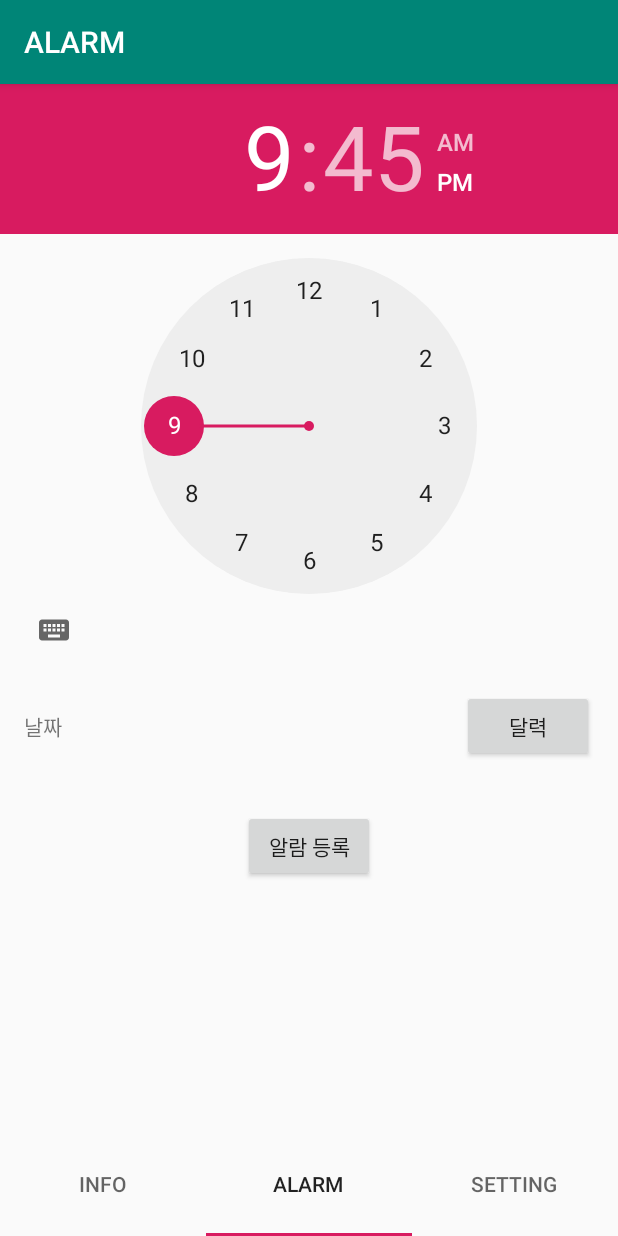
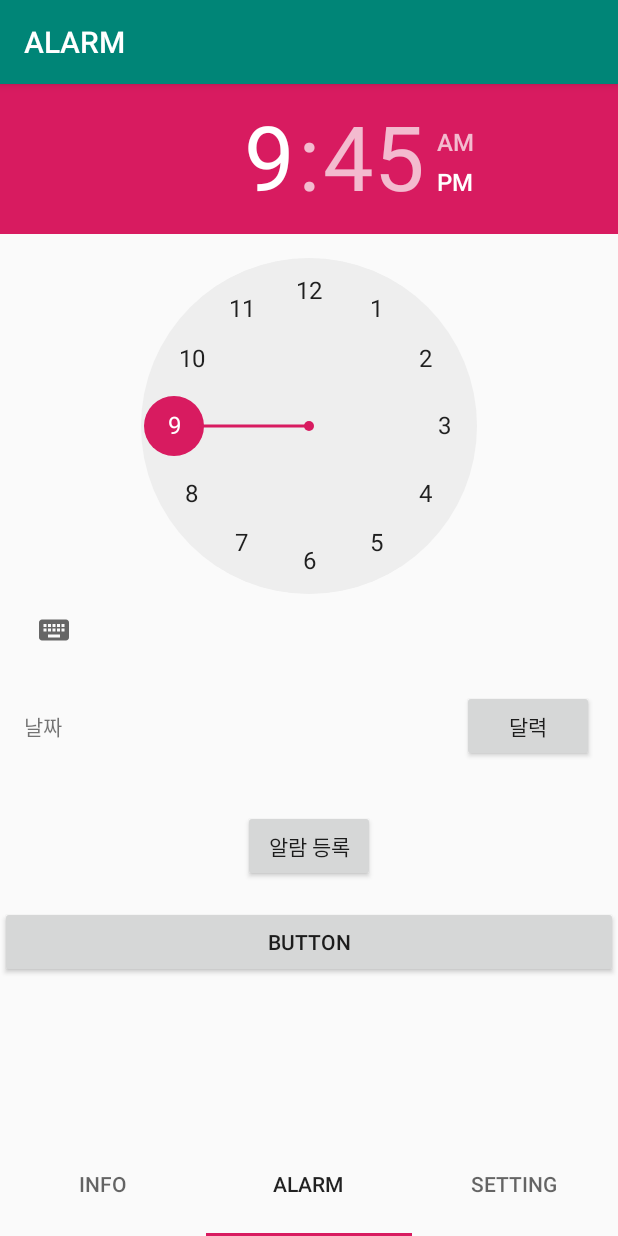
Before and after one commit to AR-larm/android, an Android app: the screen it shows after launch (MainActivity), item 2 of the bottom bar chosen, on a phone screen of 412 x 824 dp. Run offline under Robolectric (Android 15) with nearby library versions, the phone set to English and light mode, and no system bars; 1 statement that could not run was skipped.

```diff
--- a/ALARM/app/src/main/java/com/example/alarm/AlarmReceiver.java
+++ b/ALARM/app/src/main/java/com/example/alarm/AlarmReceiver.java
@@ -16,5 +16,6 @@ public class AlarmReceiver extends BroadcastReceiver {
         } else {
             context.startService(sIntent);
         }
+
     }
 }
--- a/ALARM/app/src/main/java/com/example/alarm/TabFragment_Alarm.java
+++ b/ALARM/app/src/main/java/com/example/alarm/TabFragment_Alarm.java
@@ -16,15 +16,22 @@ import androidx.annotation.NonNull;
 import androidx.annotation.Nullable;
 import androidx.fragment.app.Fragment;
 
+import com.example.alarm.alarm_card.Adapter;
+import com.example.alarm.alarm_card.Model;
+
 import java.text.SimpleDateFormat;
+import java.util.ArrayList;
 import java.util.Calendar;
+import java.util.List;
 import java.util.Locale;
 
 public class TabFragment_Alarm extends Fragment {
     private View view;
+    List<Model> models;
+    Adapter adapter;
     // 알람 시간
     private Calendar calendar;
-
+    static int cnt=3;
     private TimePicker timePicker;
     public static TabFragment_Alarm newinstance()
     {
@@ -86,7 +93,12 @@ public class TabFragment_Alarm extends Fragment {
 
         // Receiver 설정
         Intent intent = new Intent(view.getContext(), AlarmReceiver.class);
-        PendingIntent pendingIntent = PendingIntent.getBroadcast(view.getContext(), 0, intent, PendingIntent.FLAG_UPDATE_CURRENT);
+        Fragment fragment =new TabFragment_Info();
+        Bundle bundle =new Bundle();
+        bundle.putInt("cnt",cnt);
+        fragment.setArguments(bundle);
+
+        PendingIntent pendingIntent = PendingIntent.getBroadcast(view.getContext(), cnt++, intent, PendingIntent.FLAG_UPDATE_CURRENT);
 
         // 알람 설정
         AlarmManager alarmManager = (AlarmManager) getActivity().getSystemService(view.getContext().ALARM_SERVICE);
@@ -94,8 +106,9 @@ public class TabFragment_Alarm extends Fragment {
 
         // Toast 보여주기 (알람 시간 표시)
         SimpleDateFormat format = new SimpleDateFormat("yyyy-MM-dd HH:mm:ss", Locale.getDefault());
-        Toast.makeText(view.getContext(), "Alarm : " + format.format(calendar.getTime()), Toast.LENGTH_LONG).show();
+        Toast.makeText(view.getContext(), "Alarm : "+Integer.toString(cnt) + format.format(calendar.getTime()), Toast.LENGTH_LONG).show();
     }
+
 
     View.OnClickListener mClickListener = new View.OnClickListener() {
         @Override
--- a/ALARM/app/src/main/java/com/example/alarm/TabFragment_Info.java
+++ b/ALARM/app/src/main/java/com/example/alarm/TabFragment_Info.java
@@ -1,10 +1,12 @@
 package com.example.alarm;
 
 import android.animation.ArgbEvaluator;
+import android.content.Intent;
 import android.os.Bundle;
 import android.view.LayoutInflater;
 import android.view.View;
 import android.view.ViewGroup;
+import android.widget.Toast;
 
 import androidx.annotation.NonNull;
 import androidx.annotation.Nullable;
@@ -19,24 +21,31 @@ import java.util.List;
 
 public class TabFragment_Info extends Fragment {
 
+    int cnt=0;
     ViewPager alarm_viewpager;
     Adapter adapter;
     List<Model> models;
     Integer[] colors = null;
     ArgbEvaluator argbEvaluator = new ArgbEvaluator();
 
-
     @Nullable
     @Override
     public View onCreateView(@NonNull LayoutInflater inflater, @Nullable ViewGroup container, @Nullable Bundle savedInstanceState) {
         View view = inflater.inflate(R.layout.tab_fragment_info, null);
 
+        if(getArguments()!=null)
+        {
+            cnt=getArguments().getInt("cnt");
+            Toast.makeText(view.getContext(), "Alarm : " , Toast.LENGTH_LONG).show();
+        }
+        Toast.makeText(view.getContext(), "Alarm : " , Toast.LENGTH_LONG).show();
         models = new ArrayList<>();
-        models.add(new Model(R.drawable.brochure, "Brochure", "Brochure is an informative"));
-        models.add(new Model(R.drawable.sticker, "Sticker", "Sticker is a type of label"));
-        models.add(new Model(R.drawable.poster, "Poster", "Poster is any piece of "));
-        models.add(new Model(R.drawable.namecard, "Namecard", "Business cards are cards bearing"));
+        for(int i=0;i<TabFragment_Alarm.cnt;i++)
+        {
+            models.add(new Model(R.drawable.brochure, Integer.toString(i), Integer.toString(i)+"번째알"));
+        }
 
+람
         adapter = new Adapter(models, getContext());
 
         alarm_viewpager=view.findViewById(R.id.alarm_viewpager);
--- a/ALARM/app/src/main/res/layout/tab_fragment_alarm.xml
+++ b/ALARM/app/src/main/res/layout/tab_fragment_alarm.xml
@@ -59,4 +59,10 @@
 
     </LinearLayout>
 
+    <Button
+        android:id="@+id/alarm_list"
+        android:layout_width="match_parent"
+        android:layout_height="wrap_content"
+        android:text="Button" />
+
 </LinearLayout>
```
